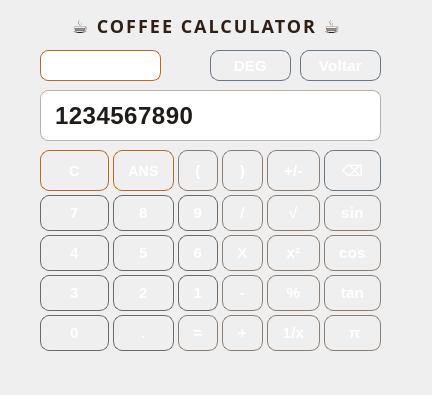
Qt form src/cientifica.ui (Jujupedro5052005/CalculadoraPython) before a commit.
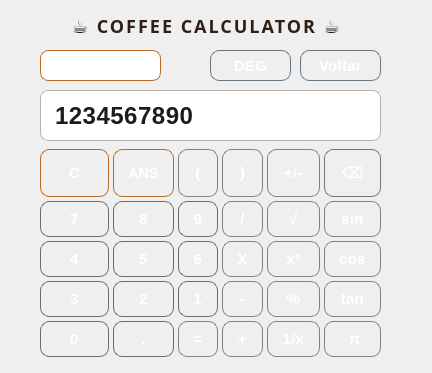
The same form after that commit.

The edit to the form file:
```diff
--- a/src/cientifica.ui
+++ b/src/cientifica.ui
@@ -7,7 +7,7 @@
     <x>0</x>
     <y>0</y>
     <width>432</width>
-    <height>395</height>
+    <height>373</height>
    </rect>
   </property>
   <property name="windowTitle">
@@ -180,9 +180,9 @@
    <property name="geometry">
     <rect>
      <x>40</x>
-     <y>150</y>
+     <y>149</y>
      <width>341</width>
-     <height>201</height>
+     <height>208</height>
     </rect>
    </property>
    <layout class="QGridLayout" name="gridLayout_4" rowstretch="1,0,0,0,0" columnstretch="1,0,0,0,0,0,0,0,0">
```
